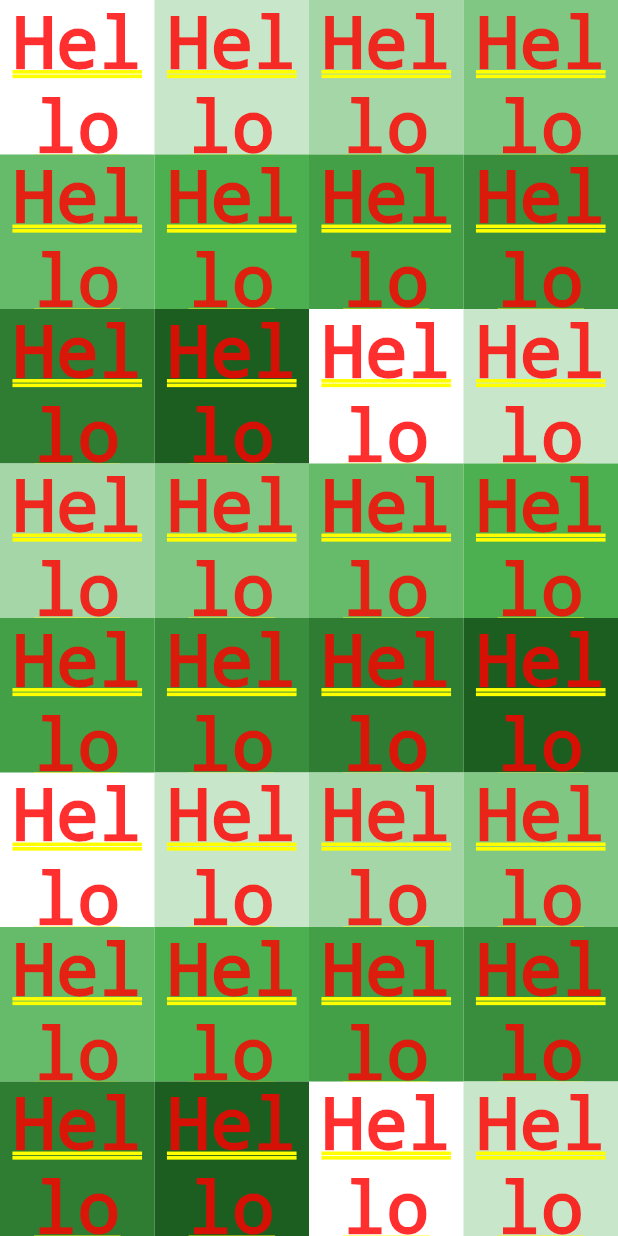
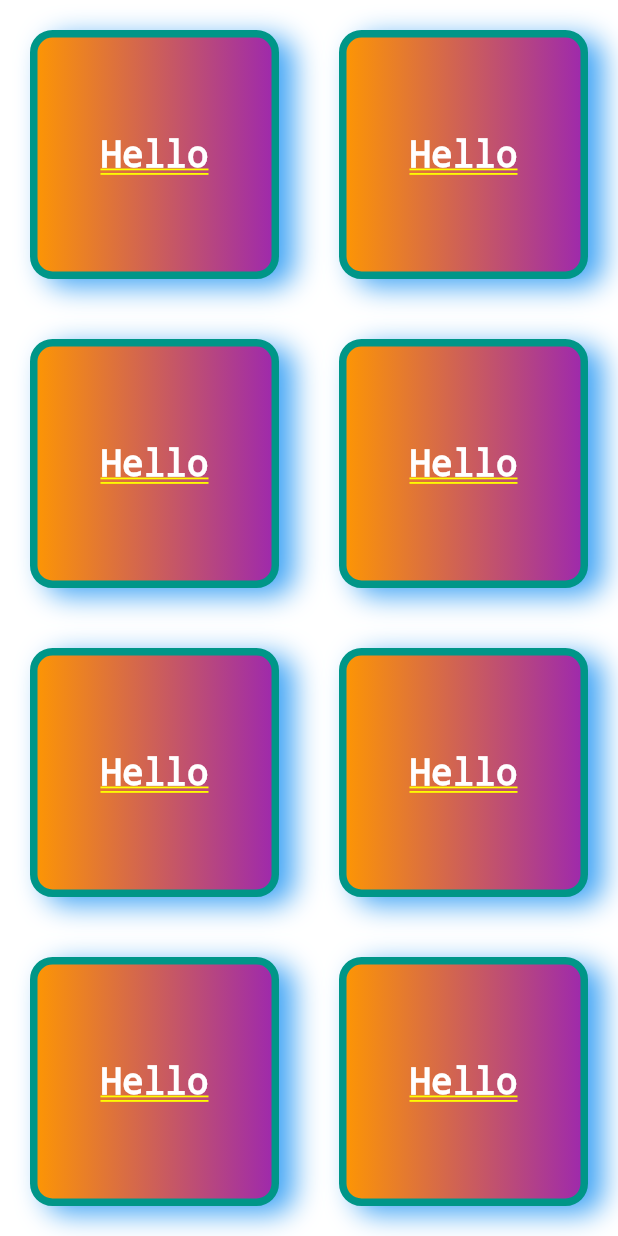
Before and after one commit to Gokdenizsari/flutter_scrolls_app, a Flutter app: the screen it shows after launch, on a phone screen of 412 x 824 dp. Run offline on Flutter 3.47's test engine with Material 2 defaults, Android fonts, the phone set to English and light mode, and no system bars; our stand-ins replace flutter_easyloading.

Commit message:
Update gridview.dart

```diff
--- a/lib/gridview.dart
+++ b/lib/gridview.dart
@@ -8,13 +8,28 @@ class GridViewKullanimi extends StatelessWidget {
     return GridView.builder(
       itemCount: 100,
       gridDelegate:
-          SliverGridDelegateWithFixedCrossAxisCount(crossAxisCount: 4),
+          SliverGridDelegateWithFixedCrossAxisCount(crossAxisCount: 2),
       itemBuilder: (BuildContext context, int index) {
         return Container(
           alignment: Alignment.center,
-          color: Colors.green[100 * (index % 10)],
+          decoration: BoxDecoration(
+              color: Colors.red[100 * (index % 10)],
+              gradient: LinearGradient(colors: [Colors.orange, Colors.purple]),
+              border: Border.all(
+                color: Colors.teal,
+                width: 5,
+              ),
+              borderRadius: new BorderRadius.all(new Radius.circular(15)),
+              boxShadow: [
+                BoxShadow(
+                    color: Colors.blue.shade400,
+                    offset: Offset(10.0, 5.0),
+                    blurRadius: 15),
+              ]),
+          margin: EdgeInsets.all(20),
           child: Text(
-            "Hello Flutter 1",
+            "Hello ",
+            style: TextStyle(fontSize: 24, color: Colors.white),
             textAlign: TextAlign.center,
           ),
         );
```
